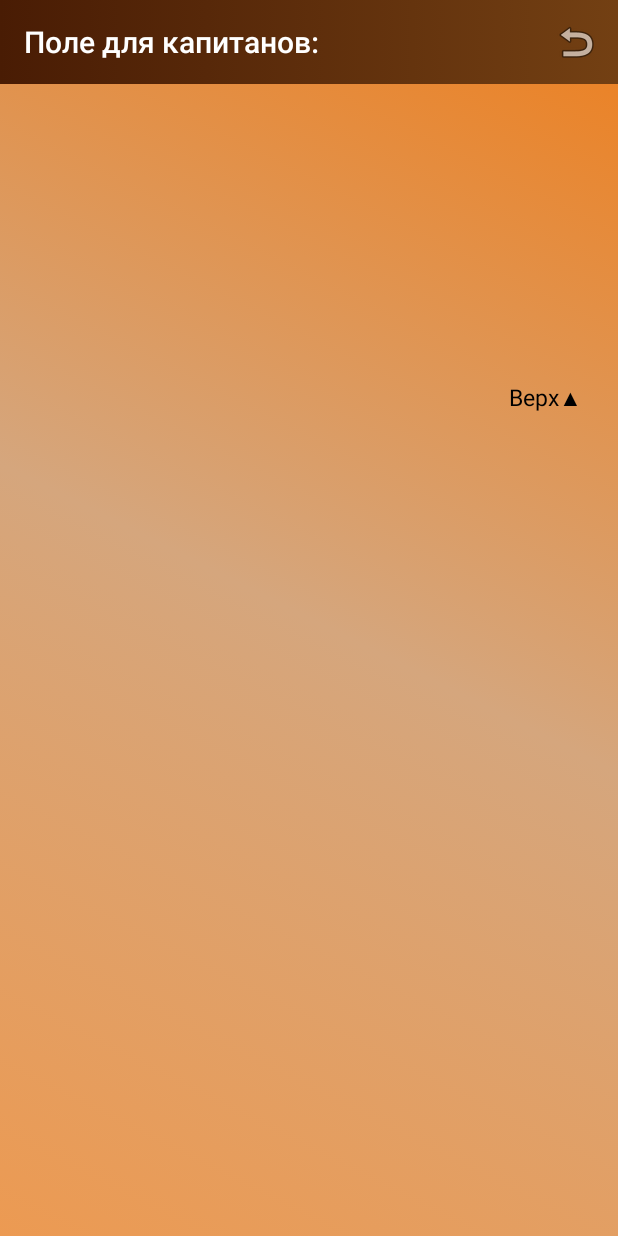
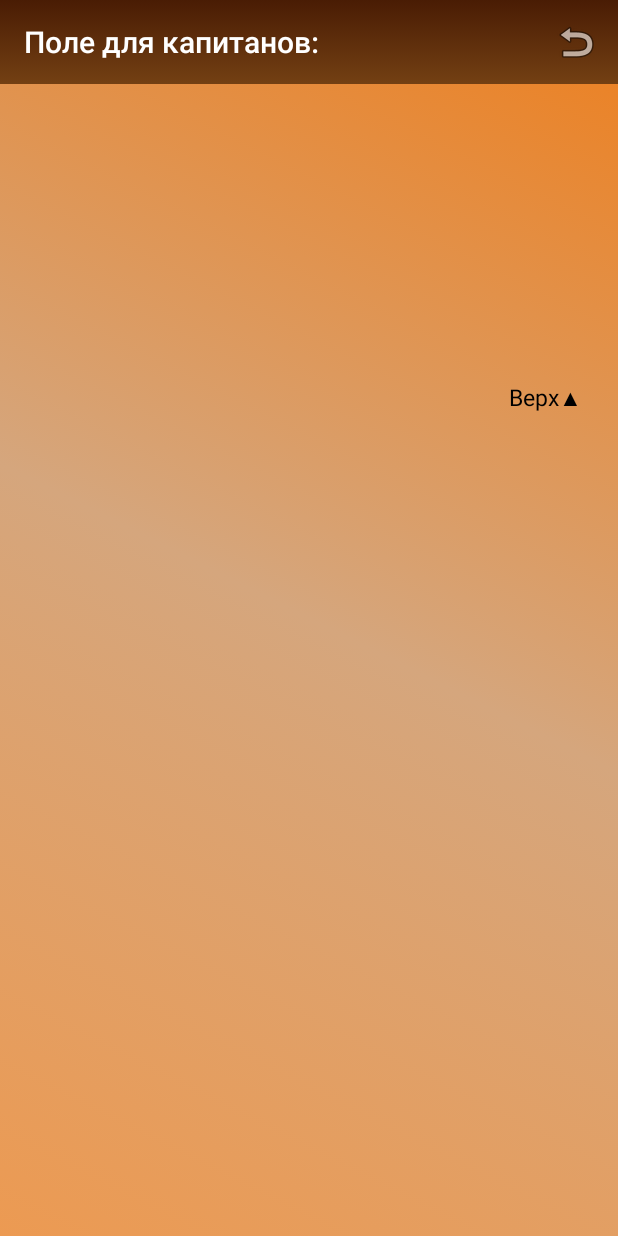
Before and after one commit to Vezelfulv111/CodeName, an Android app: the CaptainScreen screen opened directly, with no data from a screen before it, on a phone screen of 412 x 824 dp. Run offline under Robolectric (Android 15) with nearby library versions, the phone set to English and light mode, and no system bars.

Commit message:
Codenames App

```diff
--- a/app/src/main/res/drawable/gradient_toolbar.xml
+++ b/app/src/main/res/drawable/gradient_toolbar.xml
@@ -11,7 +11,7 @@
                     android:endColor="#734013"
 
                     android:type="linear"
-                    android:angle="0"
+                    android:angle="-90"
                 />
 
         </shape>
--- a/app/src/main/res/values/themes.xml
+++ b/app/src/main/res/values/themes.xml
@@ -10,7 +10,9 @@
         <item name="colorSecondaryVariant">@color/teal_700</item>
         <item name="colorOnSecondary">@color/black</item>
         <!-- Status bar color. -->
-        <item name="android:statusBarColor" tools:targetApi="l">?attr/colorPrimaryVariant</item>
+
+
+        <item name="android:statusBarColor" tools:targetApi="l">#491C04</item>
         <!-- Customize your theme here. -->
     </style>
 </resources>
```
